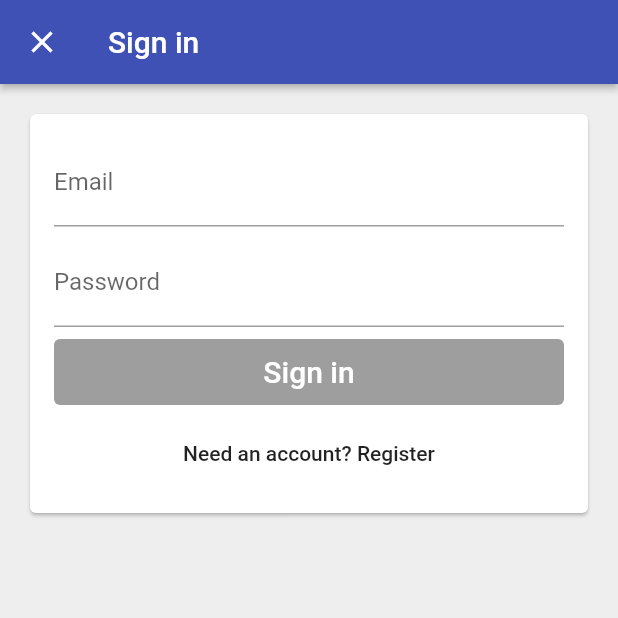
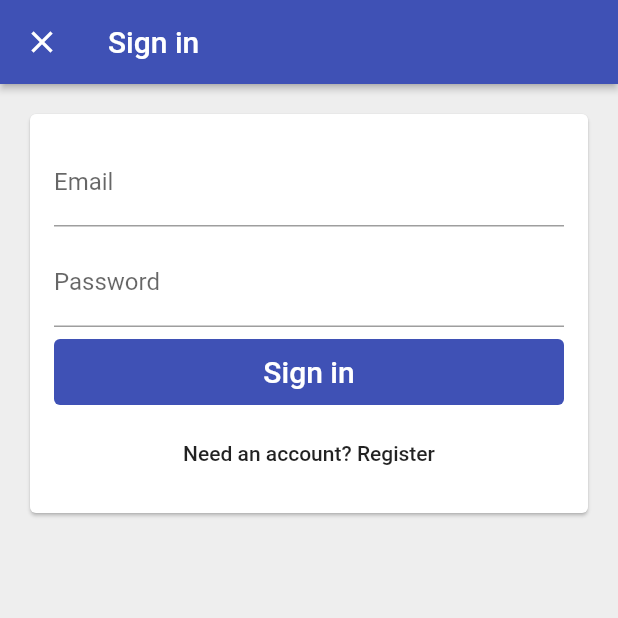
Before and after one commit to ChrisGaddes/Mayfair, a Flutter app: the screen it shows after launch, after a tap on "Sign in with email", on a phone screen of 412 x 824 dp, the top half of it. Run offline on Flutter 3.47's test engine with Material 2 defaults, Android fonts, the phone set to English and light mode, and no system bars; our stand-ins replace firebase_auth, google_sign_in; missing offline and left inert: dart:ffi, flutter_facebook_login; accounts and stored records are empty.

Commit message:
Fixed disabledColor in custom_raised_button.dart

```diff
--- a/lib/common_widgets/custom_raised_button.dart
+++ b/lib/common_widgets/custom_raised_button.dart
@@ -21,6 +21,7 @@ class CustomRaisedButton extends StatelessWidget {
       child: RaisedButton(
         child: child,
         color: color,
+        disabledColor: color,
         shape: RoundedRectangleBorder(
           borderRadius: BorderRadius.all(
             Radius.circular(borderRadius),
```
Also changed, not shown: 3 other files.
